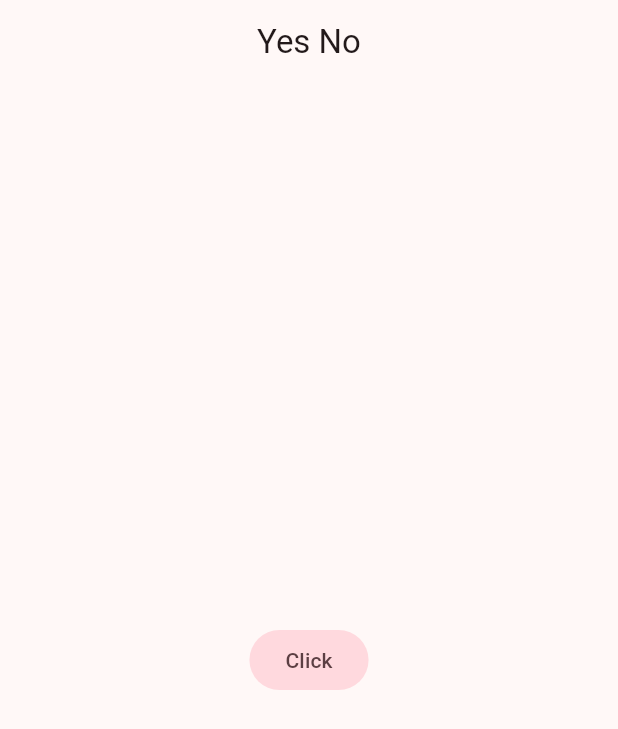
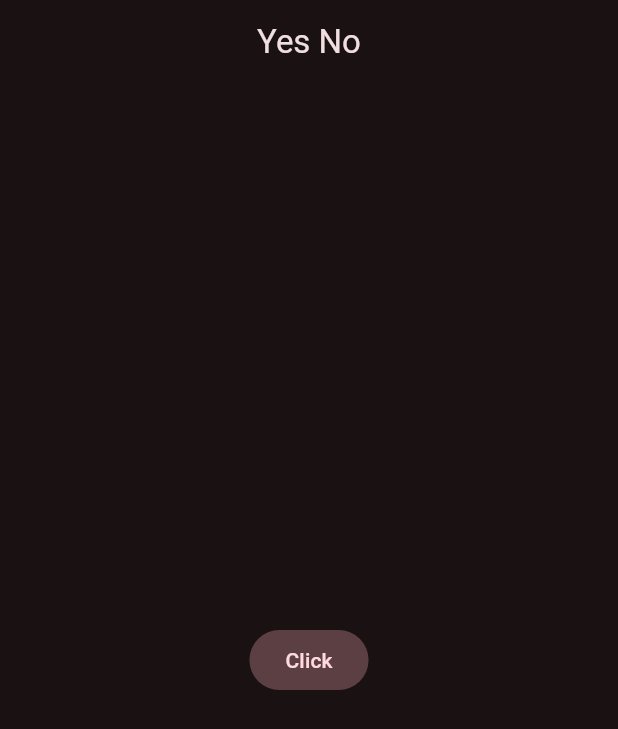
Before and after one commit to willywonka-aaa/yes_no_git, a Flutter app: the screen it shows after launch, on a phone screen of 412 x 824 dp. Shown: the top 729 px of the screen. Run offline on Flutter 3.47's test engine with Material 2 defaults, Android fonts, the phone set to English and light mode, and no system bars.

Commit message:
v67 se agrego assert y brillo oscuro

```diff
--- a/lib/config/theme/app_theme.dart
+++ b/lib/config/theme/app_theme.dart
@@ -13,7 +13,9 @@ const List<Color> _colorThemes = [
 ];
 
 class AppTheme {
-  AppTheme({this.selectedColor = 0});
+  AppTheme({this.selectedColor = 0})
+      : assert(selectedColor >= 0 && selectedColor <= _colorThemes.length - 1,
+            "Colors must be between 0 and ${_colorThemes.length}");
 
   final int selectedColor;
 
@@ -21,6 +23,7 @@ class AppTheme {
     return ThemeData(
       useMaterial3: true,
       colorSchemeSeed: _colorThemes[selectedColor],
+      brightness: Brightness.dark,
     );
   }
 }
```
